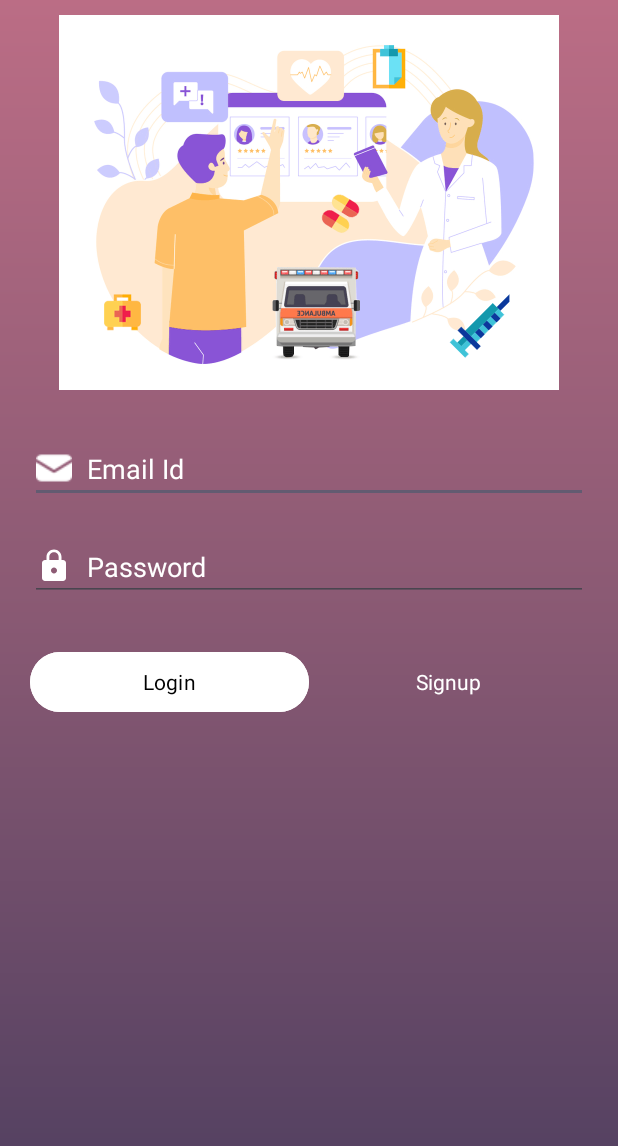
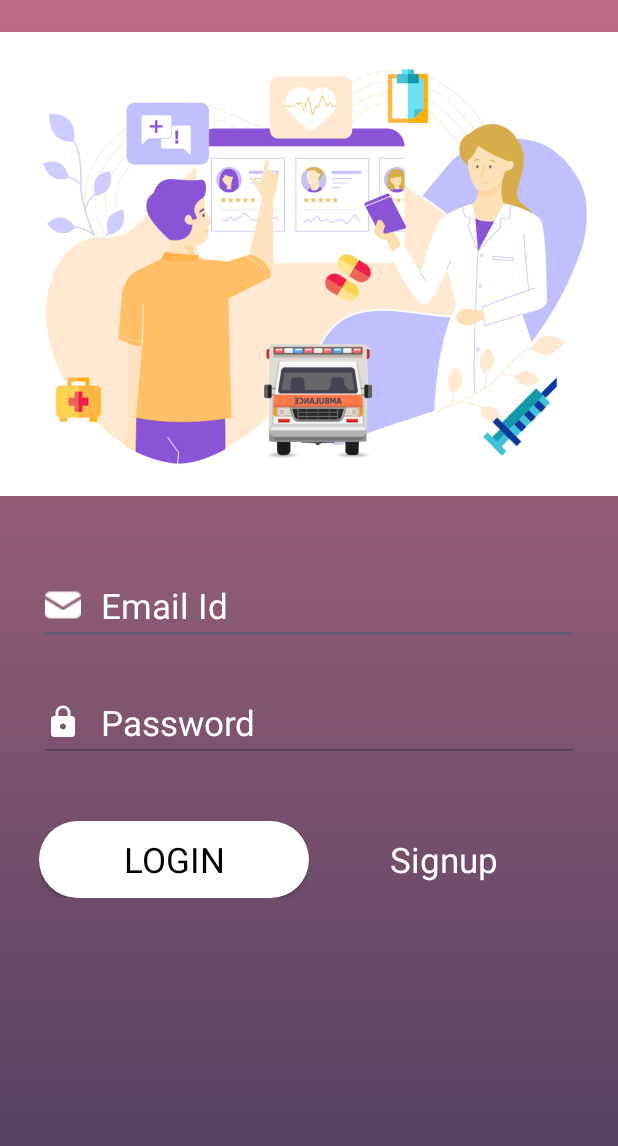
Before and after one commit to sahetu/Internship_45d, an Android app: the screen it shows after launch (MainActivity), on a phone screen of 412 x 824 dp. Shown: the top 1146 px of the screen. Run offline under Robolectric (Android 15) with nearby library versions, the phone set to English and light mode, and no system bars; our stand-ins replace sdp/ssp sizes; Roboto replaces fonts that are not available here.

Commit message:
31st July Update

```diff
--- a/app/build.gradle
+++ b/app/build.gradle
@@ -33,6 +33,10 @@ dependencies {
     implementation 'androidx.appcompat:appcompat:1.6.1'
     implementation 'com.google.android.material:material:1.8.0'
     implementation 'androidx.constraintlayout:constraintlayout:2.1.4'
+
+    //Responsive Design
+    implementation 'com.intuit.sdp:sdp-android:1.1.0'
+
     testImplementation 'junit:junit:4.13.2'
     androidTestImplementation 'androidx.test.ext:junit:1.1.5'
     androidTestImplementation 'androidx.test.espresso:espresso-core:3.5.1'
--- a/app/src/main/java/com/internship/MainActivity.java
+++ b/app/src/main/java/com/internship/MainActivity.java
@@ -3,12 +3,43 @@ package com.internship;
 import androidx.appcompat.app.AppCompatActivity;
 
 import android.os.Bundle;
+import android.view.View;
+import android.widget.Button;
+import android.widget.EditText;
+import android.widget.Toast;
+
+import com.google.android.material.snackbar.Snackbar;
 
 public class MainActivity extends AppCompatActivity {
+
+    Button login;
+    EditText email,password;
 
     @Override
     protected void onCreate(Bundle savedInstanceState) {
         super.onCreate(savedInstanceState);
         setContentView(R.layout.activity_main);
+
+        login = findViewById(R.id.main_login);
+        email = findViewById(R.id.main_email);
+        password = findViewById(R.id.main_password);
+
+        login.setOnClickListener(new View.OnClickListener() {
+            @Override
+            public void onClick(View view) {
+                if(email.getText().toString().trim().equals("")){
+                    email.setError("Email Id Required");
+                }
+                else if(password.getText().toString().trim().equals("")){
+                    password.setError("Password Required");
+                }
+                else {
+                    System.out.println("Login Successfully");
+                    //Toast.makeText(MainActivity.this,"Login Successfully",Toast.LENGTH_LONG).show();
+                    Snackbar.make(view, "Login Successfully", Snackbar.LENGTH_SHORT).show();
+                }
+            }
+        });
+
     }
 }
--- /dev/null
+++ b/app/src/main/res/drawable/custom_button.xml
@@ -0,0 +1,15 @@
+<?xml version="1.0" encoding="utf-8"?>
+<selector xmlns:android="http://schemas.android.com/apk/res/android">
+    <item android:state_pressed="true">
+        <shape>
+            <corners android:radius="10dp"/>
+            <solid android:color="@color/white_50"/>
+        </shape>
+    </item>
+    <item>
+        <shape>
+            <corners android:radius="50dp"/>
+            <solid android:color="@color/white"/>
+        </shape>
+    </item>
+</selector>
--- a/app/src/main/res/layout/activity_main.xml
+++ b/app/src/main/res/layout/activity_main.xml
@@ -17,51 +17,49 @@
         <ImageView
             android:id="@+id/image"
             android:layout_width="match_parent"
-            android:layout_height="250dp"
-            android:layout_marginTop="10dp"
+            android:layout_height="@dimen/_250sdp"
+            android:layout_marginTop="@dimen/_10sdp"
             android:src="@drawable/login_banner"
             android:text="Login Form" />
 
         <EditText
             android:id="@+id/main_email"
+            style="@style/edit_18"
             android:layout_width="match_parent"
             android:layout_height="wrap_content"
-            android:layout_marginHorizontal="20dp"
-            android:layout_marginTop="30dp"
+            android:layout_marginHorizontal="@dimen/_20sdp"
+            android:layout_marginTop="@dimen/_30sdp"
             android:drawableLeft="@drawable/email"
-            android:drawablePadding="10dp"
+            android:drawablePadding="@dimen/_10sdp"
             android:hint="Email Id"
-            android:inputType="textEmailAddress"
-            android:textColor="@color/white"
-            android:textColorHint="@color/white" />
+            android:inputType="textEmailAddress" />
 
         <EditText
             android:id="@+id/main_password"
+            style="@style/edit_18"
             android:layout_width="match_parent"
             android:layout_height="wrap_content"
-            android:layout_marginHorizontal="20dp"
-            android:layout_marginTop="20dp"
+            android:layout_marginHorizontal="@dimen/_20sdp"
+            android:layout_marginTop="@dimen/_20sdp"
             android:drawableLeft="@drawable/password"
-            android:drawablePadding="10dp"
+            android:drawablePadding="@dimen/_10sdp"
             android:hint="Password"
-            android:inputType="textPassword"
-            android:textColor="@color/white"
-            android:textColorHint="@color/white" />
+            android:inputType="textPassword" />
 
         <LinearLayout
             android:layout_width="match_parent"
             android:layout_height="wrap_content"
-            android:layout_marginHorizontal="20dp"
-            android:layout_marginTop="30dp"
+            android:layout_marginHorizontal="@dimen/_20sdp"
+            android:layout_marginTop="@dimen/_30sdp"
             android:weightSum="2">
 
             <Button
+                android:id="@+id/main_login"
+                style="@style/button_18"
                 android:layout_width="match_parent"
                 android:layout_height="wrap_content"
                 android:layout_weight="1"
-                android:backgroundTint="@color/white"
-                android:text="Login"
-                android:textColor="@color/black" />
+                android:text="Login" />
 
             <TextView
                 android:layout_width="match_parent"
@@ -69,7 +67,7 @@
                 android:layout_weight="1"
                 android:text="Signup"
                 android:textAlignment="center"
-                android:textColor="@color/white" />
+                style="@style/text_18"/>
 
         </LinearLayout>
 
--- a/app/src/main/res/values/colors.xml
+++ b/app/src/main/res/values/colors.xml
@@ -2,4 +2,5 @@
 <resources>
     <color name="black">#FF000000</color>
     <color name="white">#FFFFFFFF</color>
+    <color name="white_50">#80FFFFFF</color>
 </resources>
--- a/app/src/main/res/values/themes.xml
+++ b/app/src/main/res/values/themes.xml
@@ -8,4 +8,23 @@
     </style>
 
     <style name="Theme.Internship45d" parent="Base.Theme.Internship45d" />
+
+    <style name="edit_18" parent="Widget.AppCompat.EditText" >
+        <item name="android:textColor">@color/white</item>
+        <item name="android:textColorHint">@color/white</item>
+        <item name="android:textSize">@dimen/_18sdp</item>
+    </style>
+
+    <style name="button_18" parent="Widget.AppCompat.Button">
+        <item name="android:textColor">@color/black</item>
+        <item name="backgroundTint">@null</item>
+        <item name="android:background">@drawable/custom_button</item>
+        <item name="android:textSize">@dimen/_18sdp</item>
+    </style>
+
+    <style name="text_18" parent="Widget.AppCompat.TextView">
+        <item name="android:textColor">@color/white</item>
+        <item name="android:textSize">@dimen/_18sdp</item>
+    </style>
+
 </resources>
```
